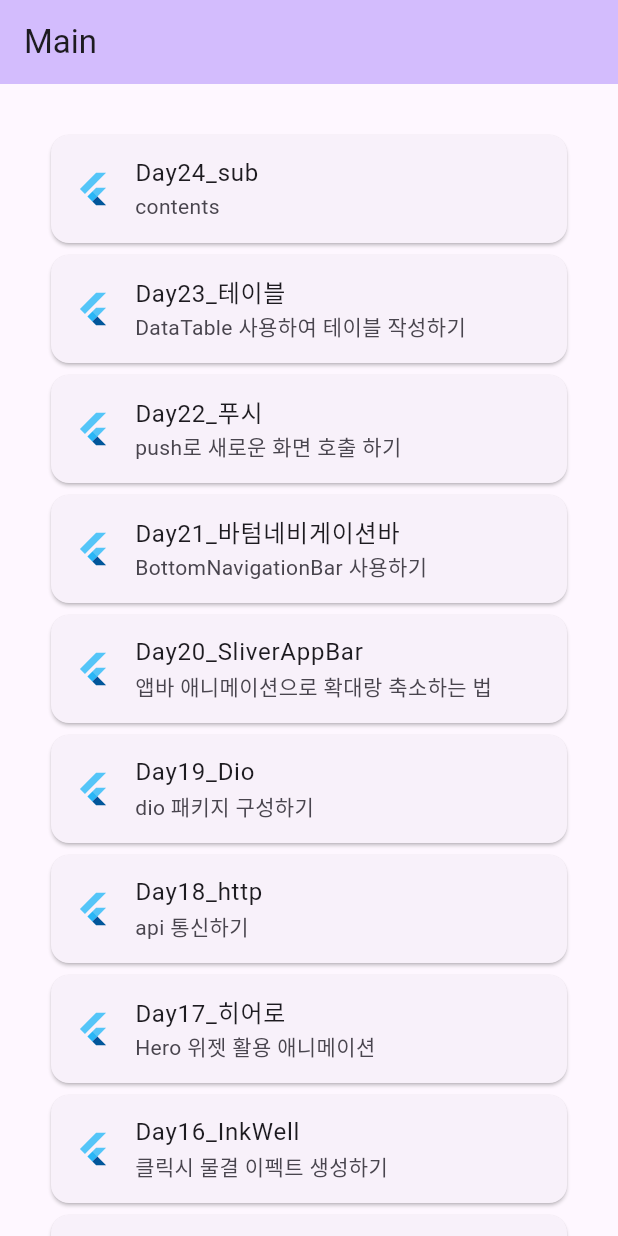
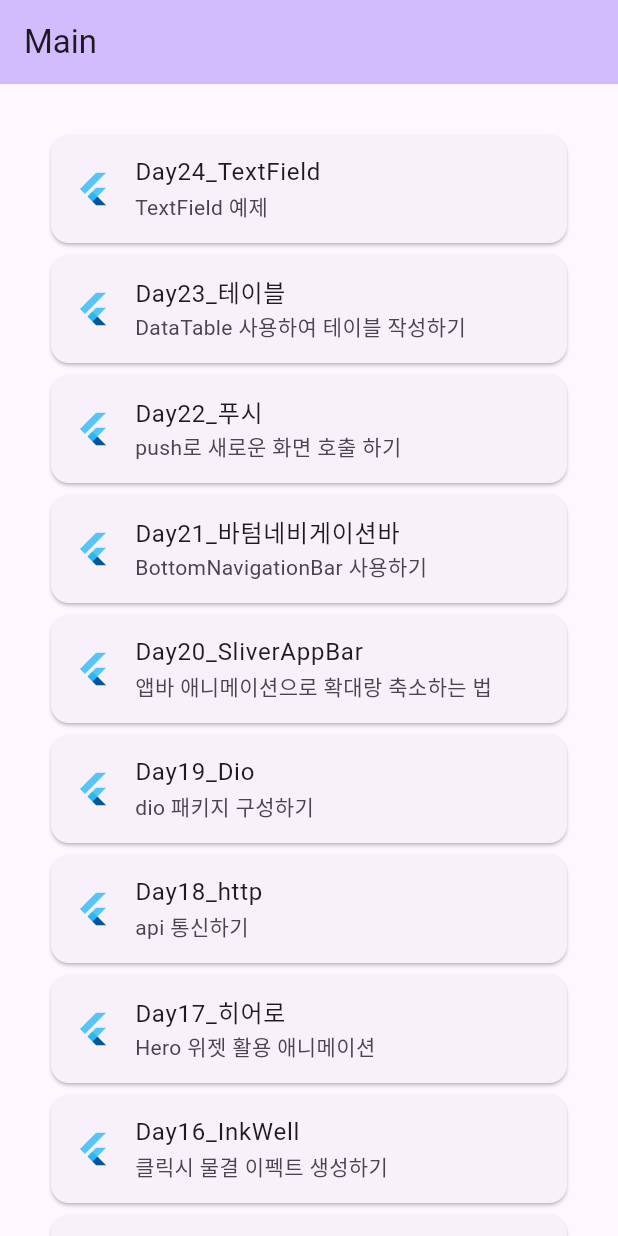
Before and after one commit to junselee42/flutter_study, a Flutter app: the screen it shows after launch, on a phone screen of 412 x 824 dp. Run offline on Flutter 3.47's test engine with Material 2 defaults, Android fonts, the phone set to English and light mode, and no system bars; our stand-ins replace dio.

Commit message:
update: updated ex23 -텍스트 필드 추가

```diff
--- a/lib/main.dart
+++ b/lib/main.dart
@@ -46,8 +46,8 @@ class _MyHomePageState extends State<MyHomePage> {
           Card(
             child: ListTile(
               leading: const FlutterLogo(),
-              title: const Text('Day24_sub'),
-              subtitle: const Text('contents'),
+              title: const Text('Day24_TextField'),
+              subtitle: const Text('TextField 예제'),
               hoverColor: Colors.purple,
               onTap: () {
                 Navigator.of(context).pushNamed('/twentyfourth');
```
Also changed, not shown: lib/router/pages/twentyfour.dart (+10 -1 lines).
